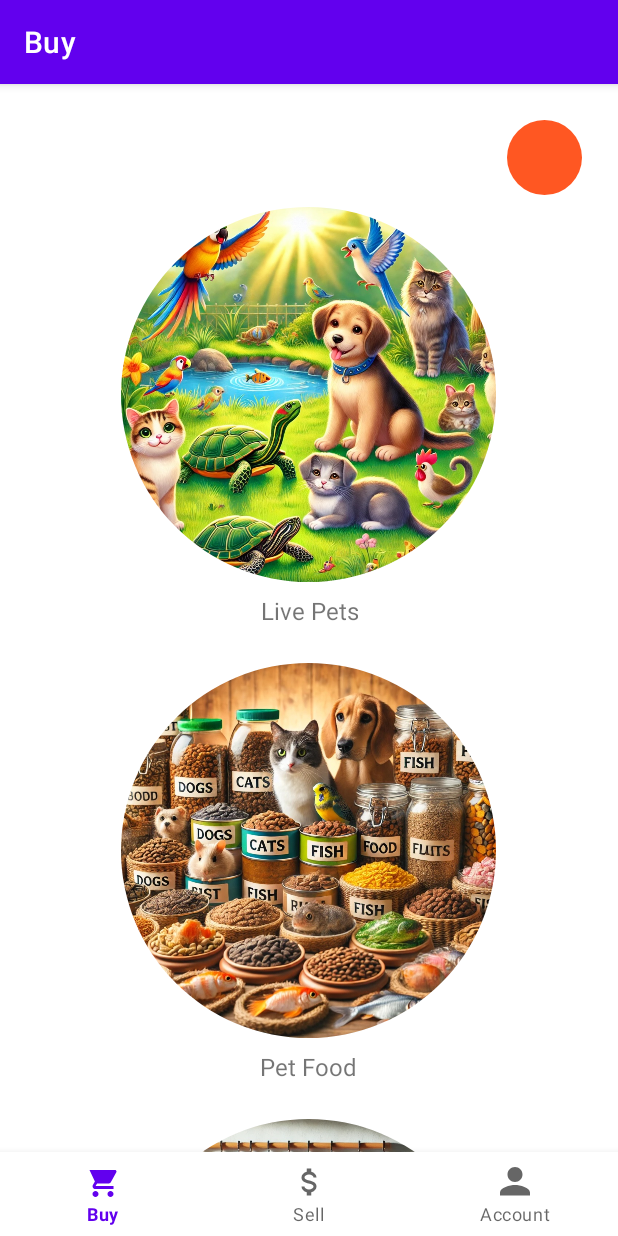
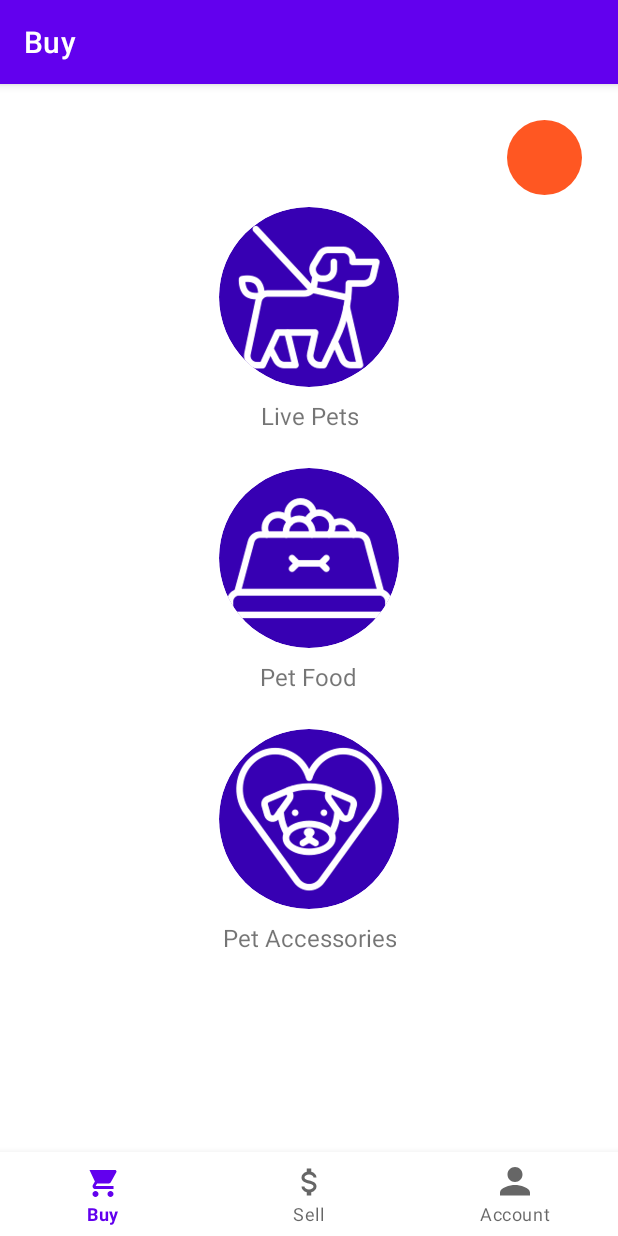
Before and after one commit to anniecee/petuniverse, an Android app: the screen it shows after launch once a user with an empty profile is signed in (MainActivity), on a phone screen of 412 x 824 dp. Run offline under Robolectric (Android 15) with nearby library versions, the phone set to English and light mode, and no system bars; our stand-ins replace Firebase (no records; nobody signed in at launch, a user with empty details on screens opened directly), Room's generated code, navigation-ui.

Commit message:
changed icons

```diff
--- a/app/src/main/res/layout/activity_sign_in.xml
+++ b/app/src/main/res/layout/activity_sign_in.xml
@@ -14,6 +14,8 @@
         android:background="@drawable/circular_shape"
         android:clipToOutline="true"
         android:scaleType="centerCrop"
+        android:backgroundTint="@color/purple_700"
+        app:tint="@color/white"
         android:layout_marginBottom="50dp"/>
 
     <EditText
--- a/app/src/main/res/layout/fragment_home.xml
+++ b/app/src/main/res/layout/fragment_home.xml
@@ -1,7 +1,8 @@
 <ScrollView xmlns:android="http://schemas.android.com/apk/res/android"
     android:layout_width="match_parent"
     android:layout_height="match_parent"
-    android:paddingBottom="56dp" > <!-- Compensating for navigation bar height -->
+    xmlns:app="http://schemas.android.com/apk/res-auto"
+    android:paddingBottom="56dp"> <!-- Compensating for navigation bar height -->
 
     <LinearLayout
         android:layout_width="match_parent"
@@ -24,13 +25,15 @@
         <!-- First Image and Title -->
         <ImageView
             android:id="@+id/livePetsImageView"
-            android:layout_width="250dp"
-            android:layout_height="250dp"
+            android:layout_width="120dp"
+            android:layout_height="120dp"
             android:background="@drawable/circular_shape"
             android:scaleType="centerCrop"
             android:clipToOutline="true"
             android:layout_marginBottom="8dp"
             android:src="@drawable/live_pets_logo"
+            android:backgroundTint="@color/purple_700"
+            app:tint="@color/white"
             android:contentDescription="@string/live_pets_description" />
 
         <TextView
@@ -45,13 +48,15 @@
         <!-- Second Image and Title -->
         <ImageView
             android:id="@+id/foodImageView"
-            android:layout_width="250dp"
-            android:layout_height="250dp"
+            android:layout_width="120dp"
+            android:layout_height="120dp"
             android:background="@drawable/circular_shape"
             android:scaleType="centerCrop"
             android:clipToOutline="true"
             android:layout_marginBottom="8dp"
             android:src="@drawable/pet_food_logo"
+            android:backgroundTint="@color/purple_700"
+            app:tint="@color/white"
             android:contentDescription="@string/food_description" />
 
         <TextView
@@ -66,13 +71,15 @@
         <!-- Third Image and Title -->
         <ImageView
             android:id="@+id/accessoriesImageView"
-            android:layout_width="250dp"
-            android:layout_height="250dp"
+            android:layout_width="120dp"
+            android:layout_height="120dp"
             android:background="@drawable/circular_shape"
             android:scaleType="centerCrop"
             android:clipToOutline="true"
             android:layout_marginBottom="8dp"
             android:src="@drawable/pet_accessories_logo"
+            android:backgroundTint="@color/purple_700"
+            app:tint="@color/white"
             android:contentDescription="@string/accessories_description" />
 
         <TextView
```
Also changed, not shown: app/src/main/res/drawable/live_pets_logo.jpg (deleted), app/src/main/res/drawable/live_pets_logo.png (added), app/src/main/res/drawable/pet_accessories_logo.jpg (deleted), app/src/main/res/drawable/pet_accessories_logo.png (added), app/src/main/res/drawable/pet_food_logo.jpg (deleted), app/src/main/res/drawable/pet_food_logo.png (added), app/src/main/res/drawable/sign_in_logo.jpeg (deleted), app/src/main/res/drawable/sign_in_logo.png (added).
